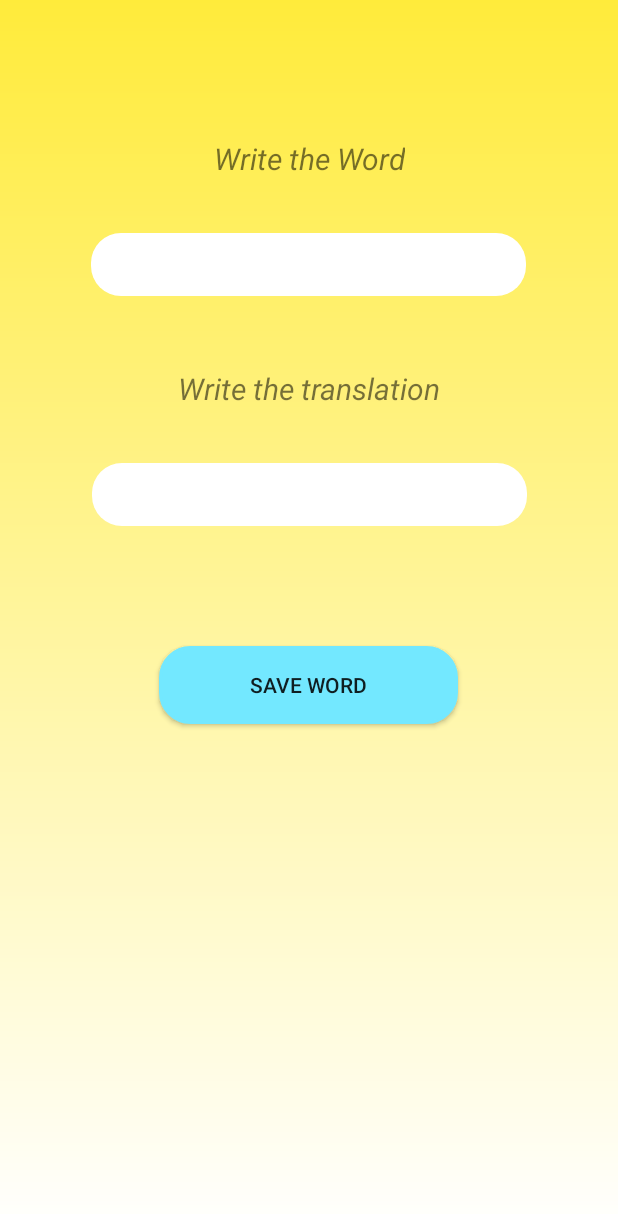
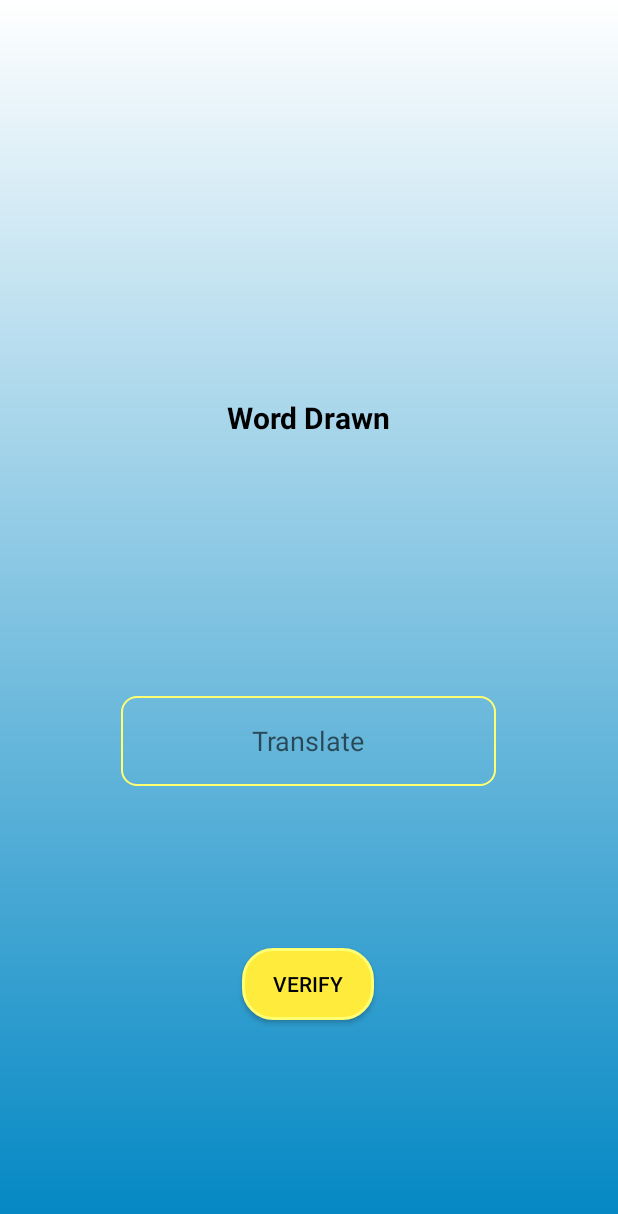
Before and after one commit to Julio1901/Rabbit_vocabulary, an Android app: the screen it shows after launch (MainActivity), on a phone screen of 412 x 824 dp. Shown: the top 1214 px of the screen. Run offline under Robolectric (Android 15) with nearby library versions, the phone set to English and light mode, and no system bars.

Commit message:
Word translate game screen started

```diff
--- /dev/null
+++ b/app/src/main/java/com/julio/rabbitvocabulary/fragments/TranslateTheWordGameFragment.kt
@@ -0,0 +1,20 @@
+package com.julio.rabbitvocabulary.fragments
+
+import android.os.Bundle
+import androidx.fragment.app.Fragment
+import android.view.LayoutInflater
+import android.view.View
+import android.view.ViewGroup
+import com.julio.rabbitvocabulary.R
+
+class TranslateTheWordGameFragment : Fragment() {
+
+
+    override fun onCreateView(
+        inflater: LayoutInflater, container: ViewGroup?,
+        savedInstanceState: Bundle?
+    ): View? {
+        return inflater.inflate(R.layout.fragment_translate_the_word_game, container, false)
+    }
+
+}
--- /dev/null
+++ b/app/src/main/res/drawable/shape_input_text_custom.xml
@@ -0,0 +1,24 @@
+<?xml version="1.0" encoding="utf-8"?>
+<selector xmlns:android="http://schemas.android.com/apk/res/android">
+
+    <item android:state_enabled="true" android:state_focused="true">
+        <shape android:shape="rectangle">
+            <solid android:color="@color/transparent"/>
+            <corners android:radius="10dp"/>
+            <stroke android:color="@color/secondary_light" android:width="1dp"/>
+        </shape>
+    </item>
+
+
+
+    <item android:state_enabled="true">
+        <shape android:shape="rectangle">
+            <solid android:color="@color/transparent"/>
+            <corners android:radius="10dp"/>
+            <stroke android:color="@color/white" android:width="1dp"/>
+        </shape>
+    </item>
+
+
+
+</selector>
--- /dev/null
+++ b/app/src/main/res/drawable/shape_translate_the_word_game_background.xml
@@ -0,0 +1,15 @@
+<?xml version="1.0" encoding="utf-8"?>
+<shape xmlns:android="http://schemas.android.com/apk/res/android">
+
+
+
+
+    <gradient android:startColor="@color/white"
+        android:endColor="@color/primary_dark"
+        android:angle="-90"
+        />
+
+
+
+
+</shape>
--- /dev/null
+++ b/app/src/main/res/layout/fragment_translate_the_word_game.xml
@@ -0,0 +1,49 @@
+<?xml version="1.0" encoding="utf-8"?>
+<androidx.constraintlayout.widget.ConstraintLayout xmlns:android="http://schemas.android.com/apk/res/android"
+    xmlns:app="http://schemas.android.com/apk/res-auto"
+    xmlns:tools="http://schemas.android.com/tools"
+    android:layout_width="match_parent"
+    android:layout_height="match_parent"
+    tools:context=".fragments.TranslateTheWordGameFragment"
+    android:background="@drawable/shape_translate_the_word_game_background" >
+
+
+    <TextView
+        style="@style/word_drawn_translate_game"
+        android:layout_marginBottom="172dp"
+        android:text="@string/word_drawn"
+        app:layout_constraintBottom_toTopOf="@+id/editText"
+        app:layout_constraintEnd_toEndOf="parent"
+        app:layout_constraintHorizontal_bias="0.498"
+        app:layout_constraintStart_toStartOf="parent" />
+
+    <EditText
+        android:id="@+id/editText"
+        android:layout_width="250dp"
+        android:layout_height="60dp"
+        android:layout_marginBottom="108dp"
+        android:background="@drawable/shape_input_text_custom"
+        android:hint="@string/translate"
+
+        android:textAlignment="center"
+        app:layout_constraintBottom_toTopOf="@+id/appCompatButton2"
+        app:layout_constraintEnd_toEndOf="parent"
+        app:layout_constraintHorizontal_bias="0.498"
+
+        app:layout_constraintStart_toStartOf="parent" />
+
+    <androidx.appcompat.widget.AppCompatButton
+        android:id="@+id/appCompatButton2"
+        android:layout_width="wrap_content"
+        android:layout_height="wrap_content"
+        android:layout_marginBottom="144dp"
+        android:background="@drawable/shape_button"
+        android:text="@string/verify"
+        android:textColor="@color/secondary_text_color"
+        app:layout_constraintBottom_toBottomOf="parent"
+        app:layout_constraintEnd_toEndOf="parent"
+        app:layout_constraintHorizontal_bias="0.498"
+        app:layout_constraintStart_toStartOf="parent" />
+
+
+</androidx.constraintlayout.widget.ConstraintLayout>
--- a/app/src/main/res/navigation/nav_graph.xml
+++ b/app/src/main/res/navigation/nav_graph.xml
@@ -3,7 +3,7 @@
     xmlns:app="http://schemas.android.com/apk/res-auto"
     xmlns:tools="http://schemas.android.com/tools"
     android:id="@+id/nav_graph"
-    app:startDestination="@id/addNewWordFragment">
+    app:startDestination="@id/translateTheWordGameFragment">
 
     <fragment
         android:id="@+id/loginFragment"
@@ -30,4 +30,9 @@
         android:name="com.julio.rabbitvocabulary.fragments.DisplayAllWordsFragment"
         android:label="fragment_display_all_words"
         tools:layout="@layout/fragment_display_all_words" />
+    <fragment
+        android:id="@+id/translateTheWordGameFragment"
+        android:name="com.julio.rabbitvocabulary.fragments.TranslateTheWordGameFragment"
+        android:label="fragment_translate_the_word_game"
+        tools:layout="@layout/fragment_translate_the_word_game" />
 </navigation>
--- a/app/src/main/res/values/strings.xml
+++ b/app/src/main/res/values/strings.xml
@@ -28,6 +28,9 @@
     <!--Display all words screen-->
     <string name="these_are_all_your_registered_words">These are all your registered words</string>
 
-
+    <!--Game Translate the word screen-->
+    <string name="verify">Verify</string>
+    <string name="translate">Translate</string>
+    <string name="word_drawn">Word Drawn</string>
 
 </resources>
--- a/app/src/main/res/values/style.xml
+++ b/app/src/main/res/values/style.xml
@@ -63,4 +63,14 @@
         <item name="android:layout_width">wrap_content</item>
         <item name="android:layout_height">wrap_content</item>
     </style>
+
+    <style name="word_drawn_translate_game">
+        <item name="android:textSize">20dp</item>
+        <item name="android:textStyle">bold</item>
+        <item name="android:textColor">@color/primary_text_color</item>
+        <item name="android:layout_width">wrap_content</item>
+        <item name="android:layout_height">wrap_content</item>
+    </style>
+
+
 </resources>
```
